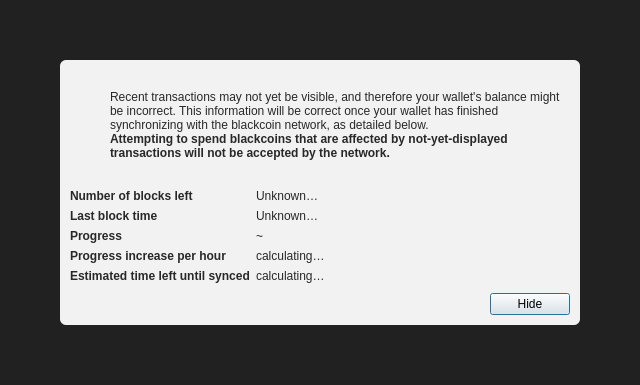
Qt form codexacoin-core/src/qt/forms/modaloverlay.ui (fakharnaqvi5313/codexacoin) before a commit.
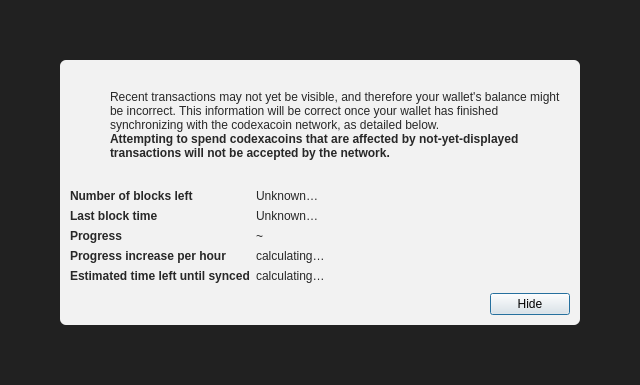
The same form after that commit. Icons and pictures are not drawn.

Commit message: Rebrand: blackcoin/Blackcoin/BLACKCOIN/BLK -> codexacoin/CodexaCoin/CODEXACOIN/CAC

Diff of the .ui file:
```diff
--- a/codexacoin-core/src/qt/forms/modaloverlay.ui
+++ b/codexacoin-core/src/qt/forms/modaloverlay.ui
@@ -130,7 +130,7 @@
              <item>
               <widget class="QLabel" name="infoText">
                <property name="text">
-                <string>Recent transactions may not yet be visible, and therefore your wallet's balance might be incorrect. This information will be correct once your wallet has finished synchronizing with the blackcoin network, as detailed below.</string>
+                <string>Recent transactions may not yet be visible, and therefore your wallet's balance might be incorrect. This information will be correct once your wallet has finished synchronizing with the codexacoin network, as detailed below.</string>
                </property>
                <property name="textFormat">
                 <enum>Qt::RichText</enum>
@@ -149,7 +149,7 @@
                 </font>
                </property>
                <property name="text">
-                <string>Attempting to spend blackcoins that are affected by not-yet-displayed transactions will not be accepted by the network.</string>
+                <string>Attempting to spend codexacoins that are affected by not-yet-displayed transactions will not be accepted by the network.</string>
                </property>
                <property name="textFormat">
                 <enum>Qt::RichText</enum>
```
The commit also changes 263 other files.
